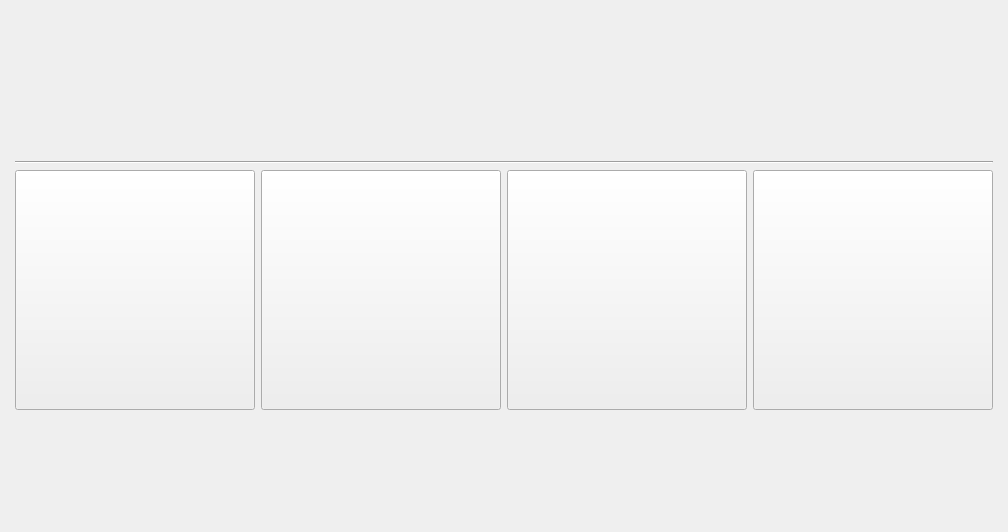
KennethPMartinez/RPS-Design-V2, file ui/designer/Seleccion_de_sistema.ui: the form before one commit.
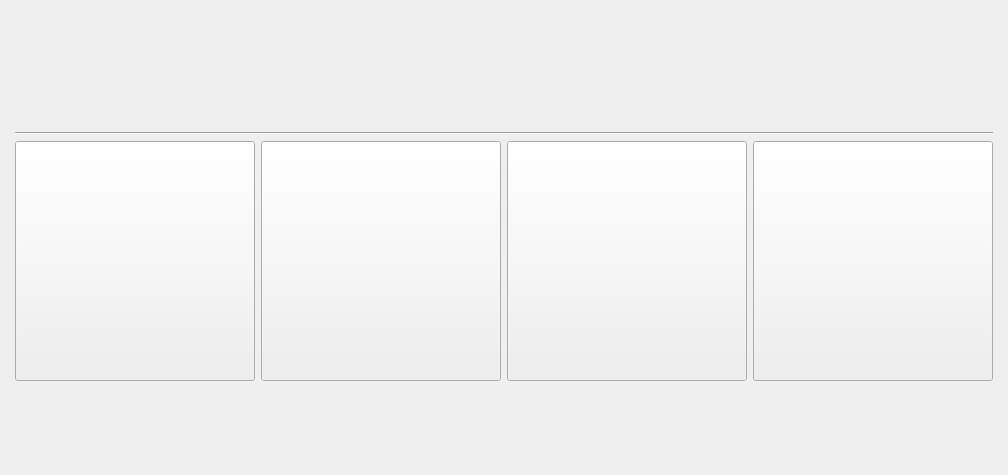
The form after the commit. Icons and pictures are not drawn.

```diff
--- a/ui/designer/Seleccion_de_sistema.ui
+++ b/ui/designer/Seleccion_de_sistema.ui
@@ -10,7 +10,7 @@
     <x>0</x>
     <y>0</y>
     <width>1008</width>
-    <height>532</height>
+    <height>475</height>
    </rect>
   </property>
   <property name="windowTitle">
```
